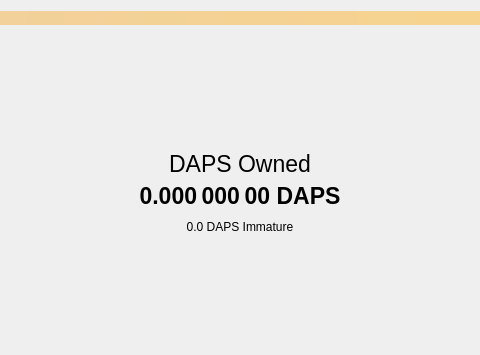
This is src/qt/forms/overviewpage.ui in pedrorv0106/DAPS as Qt 5 draws it before an edit; both pictures show x 240 to 720 and y 0 to 355 of the 960 by 613 pixel window. The edited form follows.
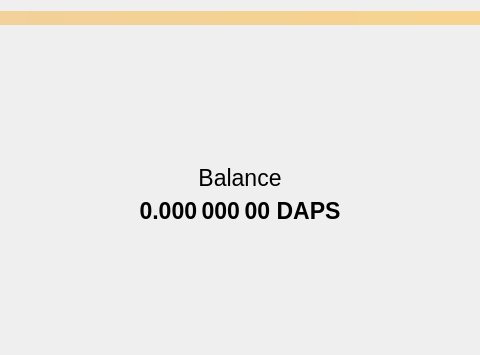
This is the edited form. Icons and pictures are not drawn.

Commit message: fix DAPS-568 by removing immature label

The edit to the form file:
```diff
--- a/src/qt/forms/overviewpage.ui
+++ b/src/qt/forms/overviewpage.ui
@@ -207,7 +207,7 @@
             </font>
            </property>
            <property name="text">
-            <string>DAPS Owned</string>
+            <string>Balance</string>
            </property>
            <property name="textFormat">
             <enum>Qt::RichText</enum>
@@ -243,16 +243,6 @@
            </property>
           </widget>
          </item>
-         <item>
-          <widget class="QLabel" name="labelBalanceImmature">
-           <property name="text">
-            <string>0.0 DAPS Immature</string>
-           </property>
-           <property name="alignment">
-            <set>Qt::AlignCenter</set>
-           </property>
-          </widget>
-         </item>
          <item>
           <widget class="QLabel" name="label_9">
            <property name="text">
```
The commit also changes 1 other file.
